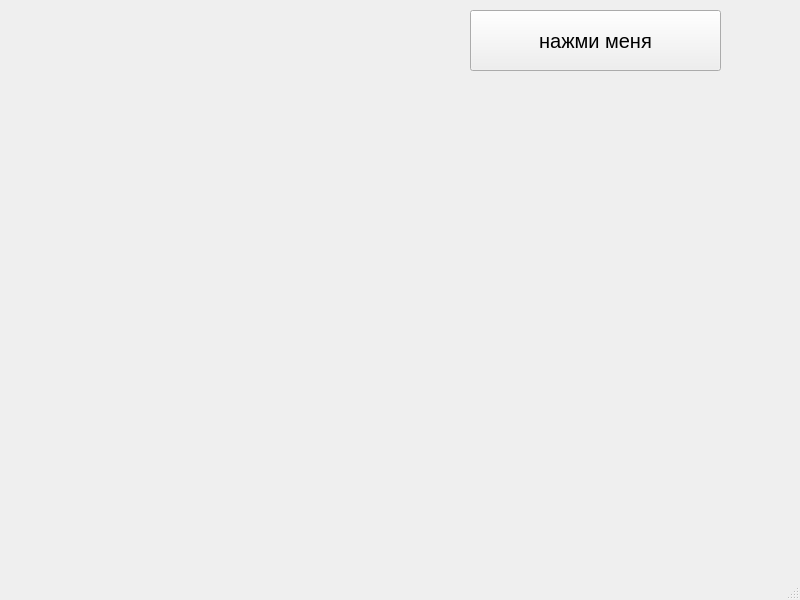
Qt form UI.ui (123name123/coffee_task) before a commit.
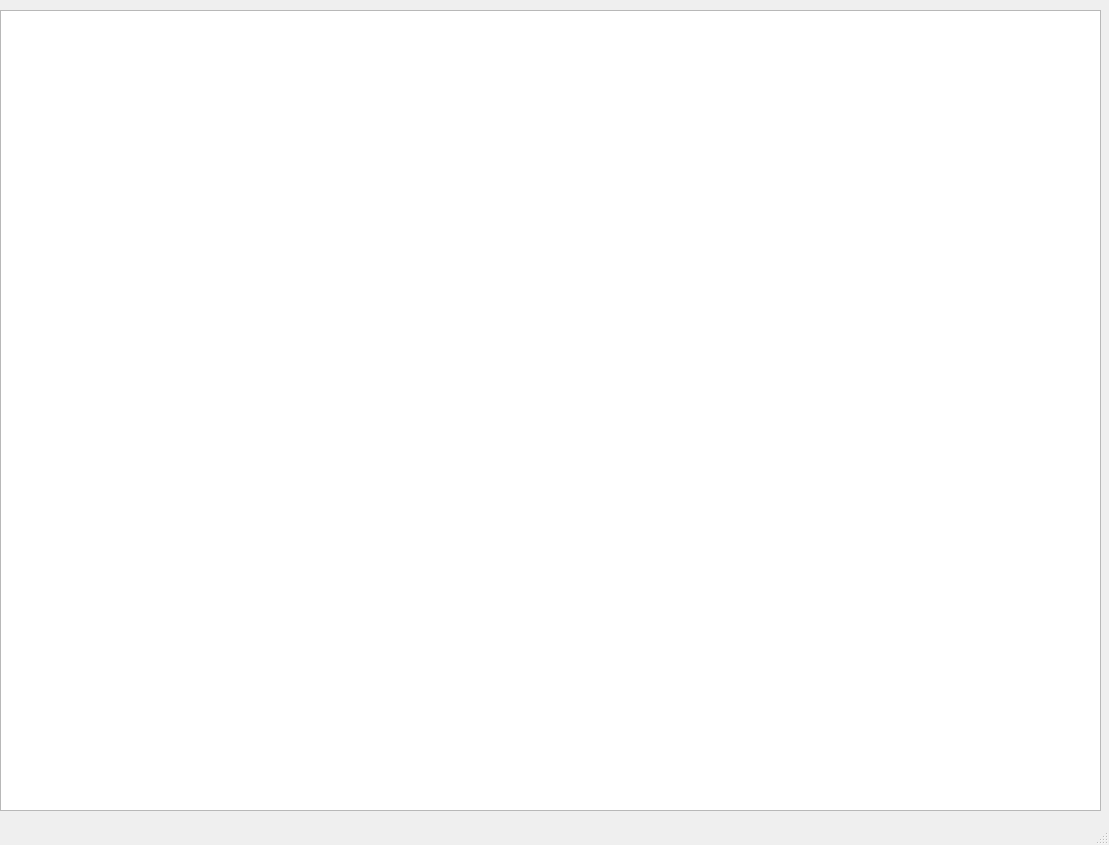
The same form after that commit.

```diff
--- a/UI.ui
+++ b/UI.ui
@@ -6,31 +6,23 @@
    <rect>
     <x>0</x>
     <y>0</y>
-    <width>800</width>
-    <height>600</height>
+    <width>1109</width>
+    <height>845</height>
    </rect>
   </property>
   <property name="windowTitle">
    <string>MainWindow</string>
   </property>
   <widget class="QWidget" name="centralwidget">
-   <widget class="QPushButton" name="pushButton">
+   <widget class="QTableWidget" name="table">
     <property name="geometry">
      <rect>
-      <x>470</x>
+      <x>0</x>
       <y>10</y>
-      <width>251</width>
-      <height>61</height>
+      <width>1101</width>
+      <height>801</height>
      </rect>
     </property>
-    <property name="font">
-     <font>
-      <pointsize>15</pointsize>
-     </font>
-    </property>
-    <property name="text">
-     <string>нажми меня</string>
-    </property>
    </widget>
   </widget>
   <widget class="QMenuBar" name="menubar">
```
Left out of the diff: 2 changed lines with no effect on the pictures.
